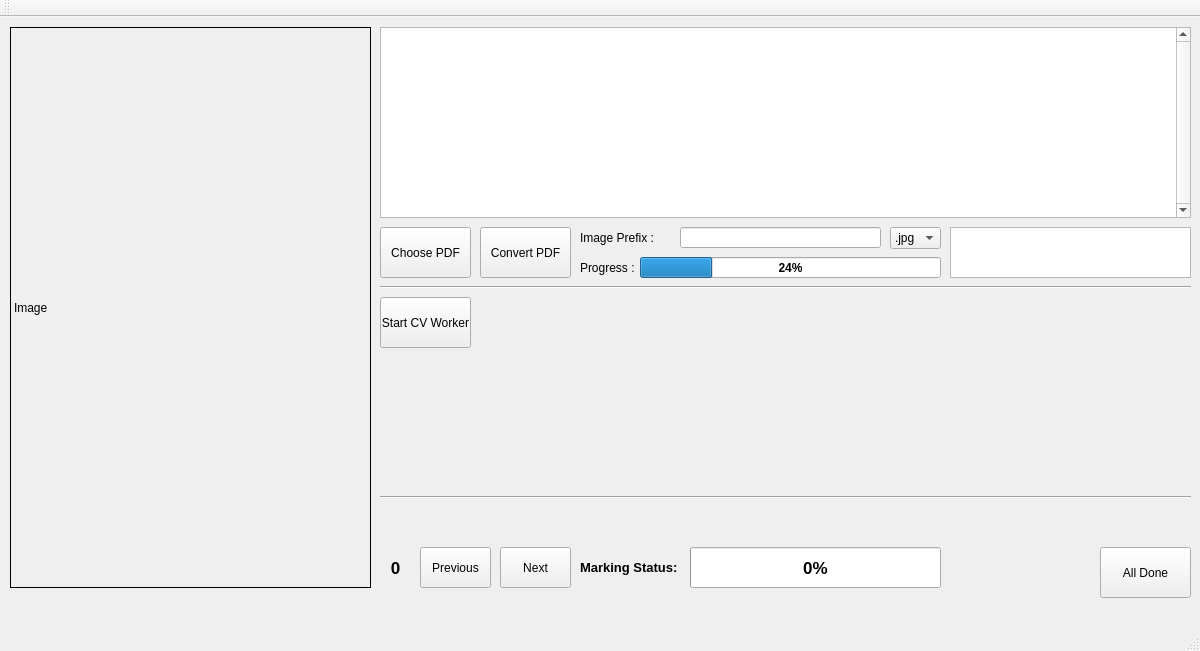
Above: mainwindow.ui from LemuelKL/Bubble-Sheet-OMR-OpenCV-Qt before the change. Below: the same form after it.
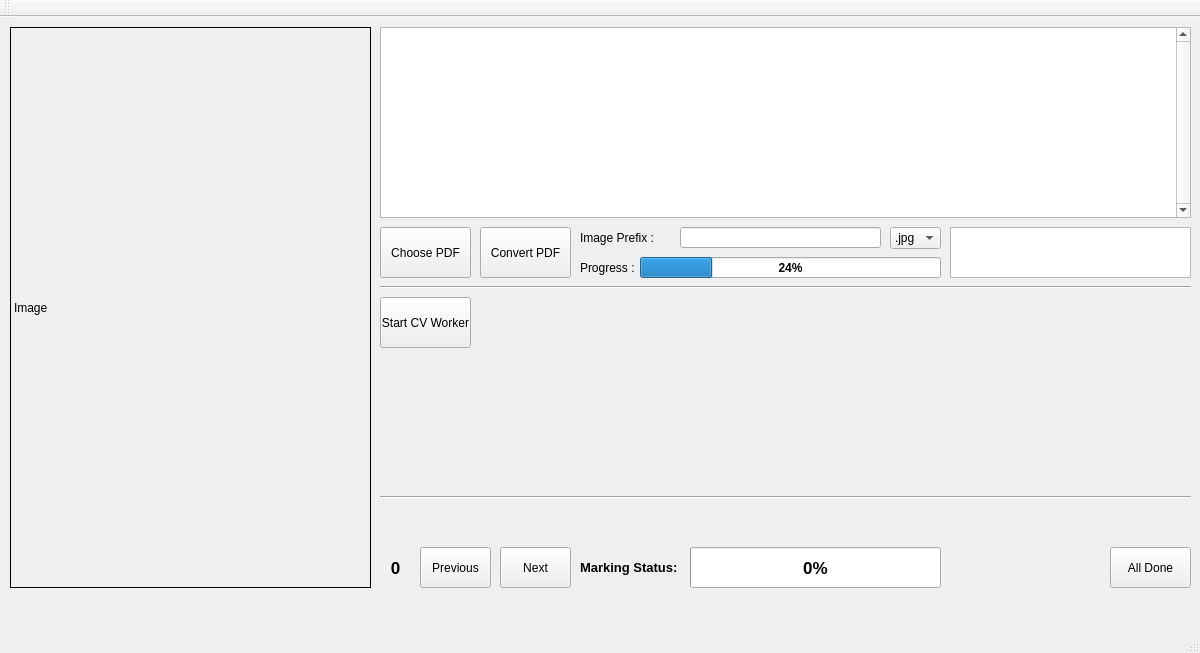
That is the form after the change.

What changed in the file:
```diff
--- a/mainwindow.ui
+++ b/mainwindow.ui
@@ -7,7 +7,7 @@
     <x>0</x>
     <y>0</y>
     <width>1200</width>
-    <height>651</height>
+    <height>653</height>
    </rect>
   </property>
   <property name="sizePolicy">
@@ -391,10 +391,10 @@
    <widget class="QPushButton" name="pushButton_AllDone">
     <property name="geometry">
      <rect>
-      <x>1100</x>
+      <x>1110</x>
       <y>530</y>
-      <width>91</width>
-      <height>51</height>
+      <width>81</width>
+      <height>41</height>
      </rect>
     </property>
     <property name="text">
```
